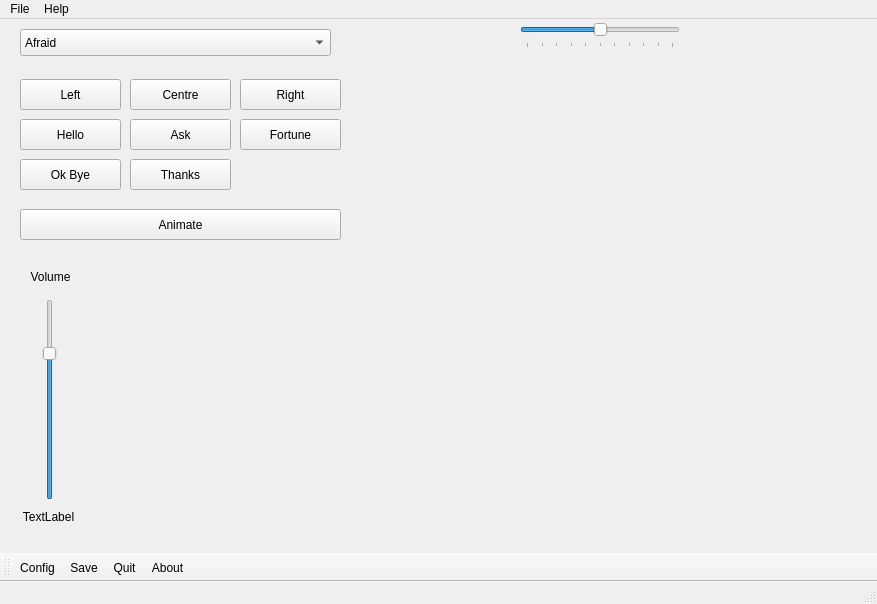
This is mainwindow.ui in ptbw/FriztV2 as Qt 5 draws it before an edit. The edited form follows.
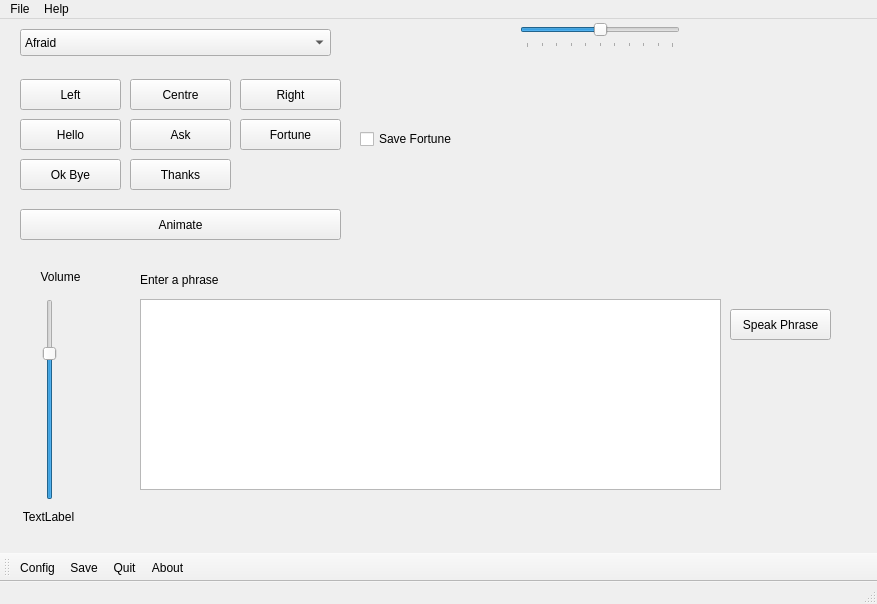
This is the edited form.

```diff
--- a/mainwindow.ui
+++ b/mainwindow.ui
@@ -264,7 +264,7 @@
    <widget class="QLabel" name="label">
     <property name="geometry">
      <rect>
-      <x>10</x>
+      <x>20</x>
       <y>250</y>
       <width>81</width>
       <height>16</height>
@@ -293,6 +293,55 @@
      <set>Qt::AlignCenter</set>
     </property>
    </widget>
+   <widget class="QLabel" name="currentVolume_2">
+    <property name="geometry">
+     <rect>
+      <x>140</x>
+      <y>250</y>
+      <width>421</width>
+      <height>21</height>
+     </rect>
+    </property>
+    <property name="text">
+     <string>Enter a phrase</string>
+    </property>
+   </widget>
+   <widget class="QPlainTextEdit" name="textToSay">
+    <property name="geometry">
+     <rect>
+      <x>140</x>
+      <y>280</y>
+      <width>581</width>
+      <height>191</height>
+     </rect>
+    </property>
+   </widget>
+   <widget class="QPushButton" name="btnSpeak">
+    <property name="geometry">
+     <rect>
+      <x>730</x>
+      <y>290</y>
+      <width>101</width>
+      <height>31</height>
+     </rect>
+    </property>
+    <property name="text">
+     <string>Speak Phrase</string>
+    </property>
+   </widget>
+   <widget class="QCheckBox" name="cbSaveFortune">
+    <property name="geometry">
+     <rect>
+      <x>360</x>
+      <y>110</y>
+      <width>181</width>
+      <height>20</height>
+     </rect>
+    </property>
+    <property name="text">
+     <string>Save Fortune</string>
+    </property>
+   </widget>
   </widget>
   <widget class="QMenuBar" name="menuBar">
    <property name="geometry">
```
Left out of the diff: 2 changed lines with no effect on the pictures.
